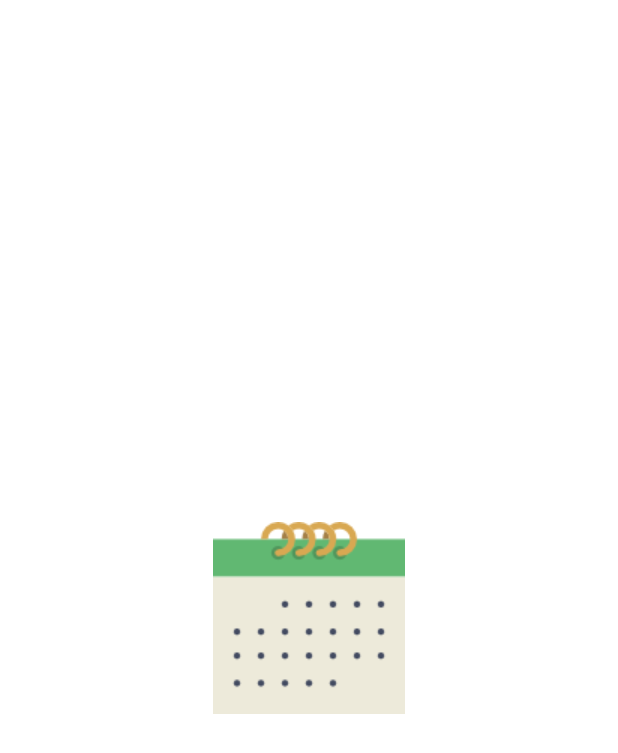
After one commit to ho8278/SummerCoding, an Android app: the SplashActivity screen opened directly, with no data from a screen before it, on a phone screen of 412 x 824 dp. The commit adds this screen. Shown: the top 753 px of the screen. Run offline under Robolectric (Android 15) with nearby library versions, the phone set to English and light mode, and no system bars; our stand-ins replace RxJava; 1 statement that could not run was skipped.

Commit message:
스플래시 추가

```diff
--- /dev/null
+++ b/app/src/main/java/com/example/calendar/view/main/SplashActivity.kt
@@ -0,0 +1,28 @@
+package com.example.calendar.view.main
+
+import android.content.Intent
+import android.os.Bundle
+import androidx.appcompat.app.AppCompatActivity
+import io.reactivex.Observable
+import io.reactivex.Single
+import io.reactivex.disposables.Disposable
+import java.util.concurrent.TimeUnit
+
+class SplashActivity : AppCompatActivity() {
+    lateinit var disposable: Disposable
+    override fun onCreate(savedInstanceState: Bundle?) {
+        super.onCreate(savedInstanceState)
+        disposable = Single.timer(1300, TimeUnit.MILLISECONDS)
+            .subscribe { it ->
+                val intent = Intent(this, MainActivity::class.java)
+                startActivity(intent)
+                finish()
+            }
+    }
+
+    override fun onDestroy() {
+        if(!disposable.isDisposed)
+            disposable.dispose()
+        super.onDestroy()
+    }
+}
--- /dev/null
+++ b/app/src/main/res/drawable/splash_theme.xml
@@ -0,0 +1,7 @@
+<?xml version="1.0" encoding="utf-8"?>
+<layer-list xmlns:android="http://schemas.android.com/apk/res/android">
+    <item android:drawable="@color/colorWhite"/>
+    <item
+            android:gravity="center"
+            android:drawable="@drawable/calendar"/>
+</layer-list>
--- a/app/src/main/res/values/styles.xml
+++ b/app/src/main/res/values/styles.xml
@@ -12,4 +12,8 @@
         <item name="android:textColor">@drawable/selector_date_text</item>
     </style>
 
+    <style name="SplashTheme" parent="Theme.AppCompat.NoActionBar">
+        <item name="android:windowBackground">@drawable/splash_theme</item>
+    </style>
+
 </resources>
```
Also changed, not shown: app/src/main/AndroidManifest.xml (+8 -4 lines), app/src/main/res/drawable/ic_calendar.xml (added, +40 -0 lines), app/src/main/ic_launcher-web.png (added), app/src/main/res/drawable/calendar.png (added), app/src/main/res/mipmap-hdpi/ic_launcher.png (deleted), app/src/main/res/mipmap-mdpi/ic_launcher.png (deleted), app/src/main/res/mipmap-xhdpi/ic_launcher.png (deleted), app/src/main/res/mipmap-xxhdpi/ic_launcher.png (deleted), app/src/main/res/mipmap-xxxhdpi/ic_launcher.png (deleted).
